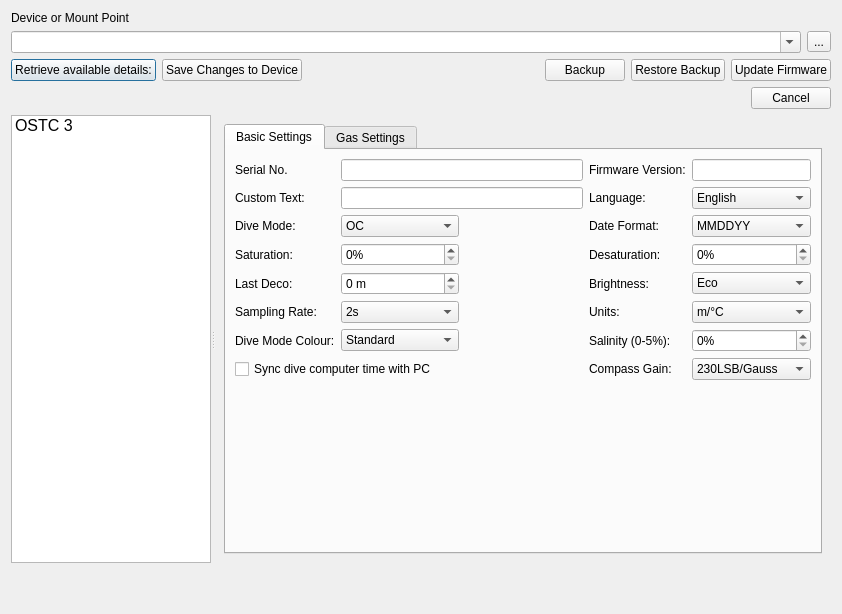
First picture: the form in qt-ui/configuredivecomputerdialog.ui, repository subsurface/subsurface, before the edit.
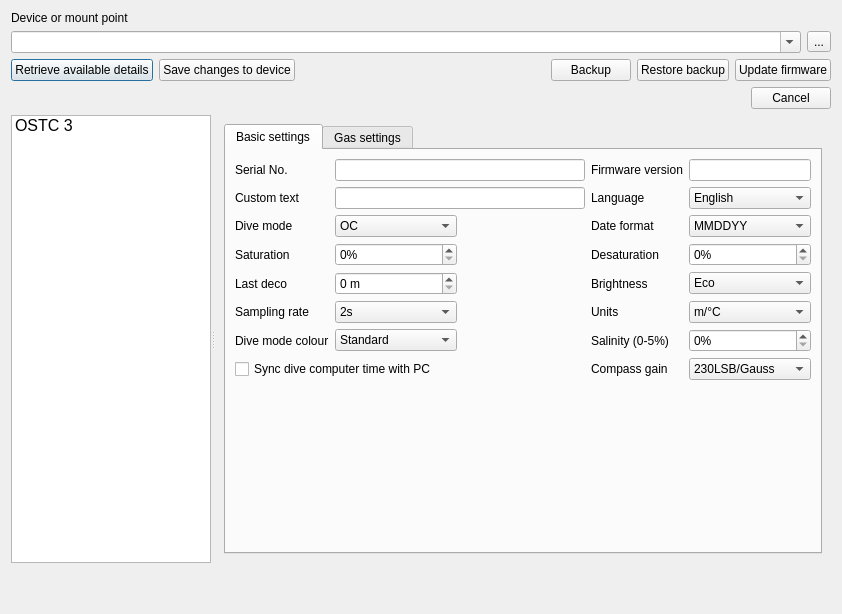
Second picture: the form after the edit. Icons and pictures are not drawn.

Commit message:
Makes new DC config dialog follow existing UI txt style
Sets text strings to follow the style of existing UI components in use of
capitalisation and use of :

Diff of the .ui file:
```diff
--- a/qt-ui/configuredivecomputerdialog.ui
+++ b/qt-ui/configuredivecomputerdialog.ui
@@ -19,7 +19,7 @@
      <item>
       <widget class="QLabel" name="label_3">
        <property name="text">
-        <string>Device or Mount Point</string>
+        <string>Device or mount point</string>
        </property>
        <property name="buddy">
         <cstring>device</cstring>
@@ -51,14 +51,14 @@
      <item>
       <widget class="QPushButton" name="retrieveDetails">
        <property name="text">
-        <string>Retrieve available details:</string>
+        <string>Retrieve available details</string>
        </property>
       </widget>
      </item>
      <item>
       <widget class="QPushButton" name="saveSettingsPushButton">
        <property name="text">
-        <string>Save Changes to Device</string>
+        <string>Save changes to device</string>
        </property>
       </widget>
      </item>
@@ -85,14 +85,14 @@
      <item>
       <widget class="QPushButton" name="restoreBackupButton">
        <property name="text">
-        <string>Restore Backup</string>
+        <string>Restore backup</string>
        </property>
       </widget>
      </item>
      <item>
       <widget class="QPushButton" name="updateFirmwareButton">
        <property name="text">
-        <string>Update Firmware</string>
+        <string>Update firmware</string>
        </property>
       </widget>
      </item>
@@ -171,7 +171,7 @@
           </property>
           <widget class="QWidget" name="tab">
            <attribute name="title">
-            <string>Basic Settings</string>
+            <string>Basic settings</string>
            </attribute>
            <layout class="QGridLayout" name="gridLayout">
             <item row="0" column="0">
@@ -194,7 +194,7 @@
             <item row="0" column="3">
              <widget class="QLabel" name="label_8">
               <property name="text">
-               <string>Firmware Version:</string>
+               <string>Firmware version</string>
               </property>
               <property name="buddy">
                <cstring>firmwareVersionLineEdit</cstring>
@@ -211,7 +211,7 @@
             <item row="1" column="0">
              <widget class="QLabel" name="label_5">
               <property name="text">
-               <string>Custom Text:</string>
+               <string>Custom text</string>
               </property>
               <property name="buddy">
                <cstring>customTextLlineEdit</cstring>
@@ -231,7 +231,7 @@
             <item row="1" column="3">
              <widget class="QLabel" name="label_6">
               <property name="text">
-               <string>Language:</string>
+               <string>Language</string>
               </property>
               <property name="buddy">
                <cstring>languageComboBox</cstring>
@@ -265,7 +265,7 @@
             <item row="2" column="0">
              <widget class="QLabel" name="label">
               <property name="text">
-               <string>Dive Mode:</string>
+               <string>Dive mode</string>
               </property>
               <property name="buddy">
                <cstring>diveModeComboBox</cstring>
@@ -299,7 +299,7 @@
             <item row="2" column="3">
              <widget class="QLabel" name="label_9">
               <property name="text">
-               <string>Date Format:</string>
+               <string>Date format</string>
               </property>
               <property name="buddy">
                <cstring>dateFormatComboBox</cstring>
@@ -328,7 +328,7 @@
             <item row="3" column="0">
              <widget class="QLabel" name="label_2">
               <property name="text">
-               <string>Saturation:</string>
+               <string>Saturation</string>
               </property>
               <property name="buddy">
                <cstring>saturationSpinBox</cstring>
@@ -345,7 +345,7 @@
             <item row="3" column="3">
              <widget class="QLabel" name="label_16">
               <property name="text">
-               <string>Desaturation:</string>
+               <string>Desaturation</string>
               </property>
               <property name="buddy">
                <cstring>desaturationSpinBox</cstring>
@@ -362,7 +362,7 @@
             <item row="4" column="0">
              <widget class="QLabel" name="label_10">
               <property name="text">
-               <string>Last Deco:</string>
+               <string>Last deco</string>
               </property>
               <property name="buddy">
                <cstring>lastDecoSpinBox</cstring>
@@ -379,7 +379,7 @@
             <item row="4" column="3">
              <widget class="QLabel" name="label_4">
               <property name="text">
-               <string>Brightness:</string>
+               <string>Brightness</string>
               </property>
               <property name="buddy">
                <cstring>brightnessComboBox</cstring>
@@ -408,7 +408,7 @@
             <item row="5" column="0">
              <widget class="QLabel" name="label_12">
               <property name="text">
-               <string>Sampling Rate:</string>
+               <string>Sampling rate</string>
               </property>
               <property name="buddy">
                <cstring>samplingRateComboBox</cstring>
@@ -432,7 +432,7 @@
             <item row="5" column="3">
              <widget class="QLabel" name="label_11">
               <property name="text">
-               <string>Units:</string>
+               <string>Units</string>
               </property>
               <property name="buddy">
                <cstring>unitsComboBox</cstring>
@@ -456,7 +456,7 @@
             <item row="6" column="0">
              <widget class="QLabel" name="label_14">
               <property name="text">
-               <string>Dive Mode Colour:</string>
+               <string>Dive mode colour</string>
               </property>
               <property name="buddy">
                <cstring>diveModeColour</cstring>
@@ -490,7 +490,7 @@
             <item row="6" column="3">
              <widget class="QLabel" name="label_13">
               <property name="text">
-               <string>Salinity (0-5%):</string>
+               <string>Salinity (0-5%)</string>
               </property>
               <property name="buddy">
                <cstring>salinitySpinBox</cstring>
@@ -517,7 +517,7 @@
             <item row="7" column="3">
              <widget class="QLabel" name="label_15">
               <property name="text">
-               <string>Compass Gain:</string>
+               <string>Compass gain</string>
               </property>
               <property name="buddy">
                <cstring>compassGainComboBox</cstring>
@@ -591,7 +591,7 @@
           </widget>
           <widget class="QWidget" name="tab_2">
            <attribute name="title">
-            <string>Gas Settings</string>
+            <string>Gas settings</string>
            </attribute>
            <layout class="QGridLayout" name="gridLayout_2">
             <item row="0" column="0">
```
Left out of the diff: 10 changed lines with no effect on the pictures. The commit also changes 1 other file.
